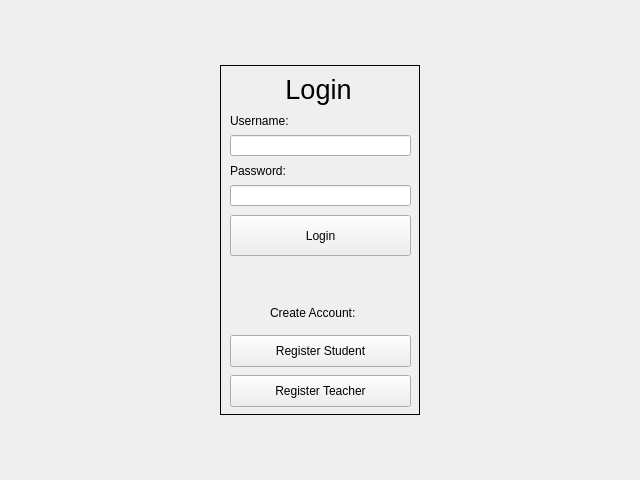
Old version of the form Client/loginwin.ui in the repository DatabasesWorks/Stacked_EducationalPlatform.
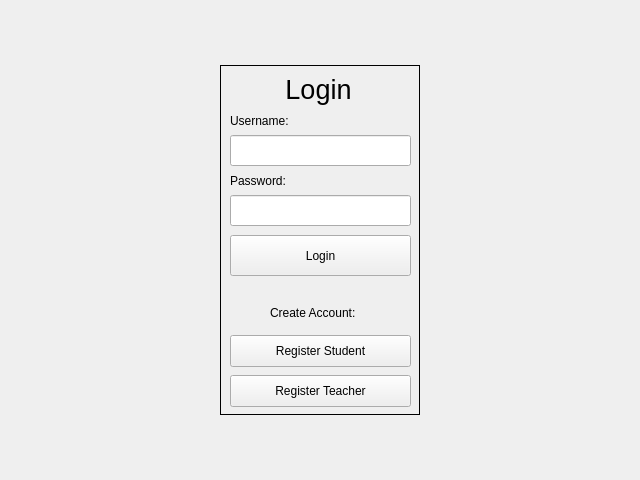
New version of the form. Icons and pictures are not drawn.

Commit message: Fixed text cut off in all ui elements

The edit to the form file:
```diff
--- a/Client/loginwin.ui
+++ b/Client/loginwin.ui
@@ -50,7 +50,7 @@
         <property name="geometry">
          <rect>
           <x>10</x>
-          <y>90</y>
+          <y>100</y>
           <width>81</width>
           <height>31</height>
          </rect>
@@ -65,7 +65,7 @@
           <x>10</x>
           <y>70</y>
           <width>181</width>
-          <height>21</height>
+          <height>31</height>
          </rect>
         </property>
        </widget>
@@ -73,9 +73,9 @@
         <property name="geometry">
          <rect>
           <x>10</x>
-          <y>120</y>
+          <y>130</y>
           <width>181</width>
-          <height>21</height>
+          <height>31</height>
          </rect>
         </property>
        </widget>
@@ -83,7 +83,7 @@
         <property name="geometry">
          <rect>
           <x>10</x>
-          <y>150</y>
+          <y>170</y>
           <width>181</width>
           <height>41</height>
          </rect>
```
The commit also changes 3 other files.
